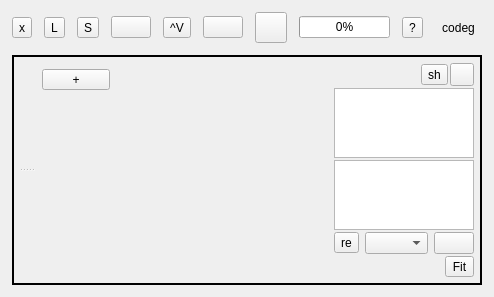
This is src/Ui/AppWindow.ui in NikolayRag/codeg as Qt 5 draws it before an edit. The edited form follows.
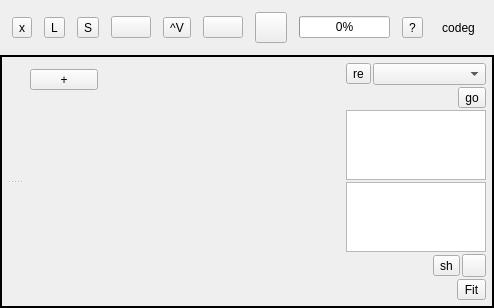
This is the edited form. Icons and pictures are not drawn.

```diff
--- a/src/Ui/AppWindow.ui
+++ b/src/Ui/AppWindow.ui
@@ -37,16 +37,16 @@
         <number>12</number>
        </property>
        <property name="leftMargin">
-        <number>12</number>
+        <number>0</number>
        </property>
        <property name="topMargin">
-        <number>12</number>
+        <number>0</number>
        </property>
        <property name="rightMargin">
-        <number>12</number>
+        <number>0</number>
        </property>
        <property name="bottomMargin">
-        <number>12</number>
+        <number>0</number>
        </property>
        <item>
         <widget class="QFrame" name="frameCaption">
@@ -55,13 +55,13 @@
            <number>12</number>
           </property>
           <property name="leftMargin">
-           <number>0</number>
+           <number>12</number>
           </property>
           <property name="topMargin">
-           <number>0</number>
+           <number>12</number>
           </property>
           <property name="rightMargin">
-           <number>0</number>
+           <number>12</number>
           </property>
           <property name="bottomMargin">
            <number>0</number>
@@ -324,6 +324,111 @@
                      <property name="bottomMargin">
                       <number>0</number>
                      </property>
+                     <item>
+                      <widget class="QWidget" name="frameDispatcher" native="true">
+                       <layout class="QGridLayout" name="gridLayout_3">
+                        <property name="leftMargin">
+                         <number>0</number>
+                        </property>
+                        <property name="topMargin">
+                         <number>0</number>
+                        </property>
+                        <property name="rightMargin">
+                         <number>0</number>
+                        </property>
+                        <property name="bottomMargin">
+                         <number>0</number>
+                        </property>
+                        <property name="spacing">
+                         <number>2</number>
+                        </property>
+                        <item row="0" column="1">
+                         <widget class="QToolButton" name="btnRescan">
+                          <property name="text">
+                           <string>re</string>
+                          </property>
+                         </widget>
+                        </item>
+                        <item row="1" column="1" colspan="2">
+                         <spacer name="horizontalSpacer_5">
+                          <property name="orientation">
+                           <enum>Qt::Horizontal</enum>
+                          </property>
+                          <property name="sizeHint" stdset="0">
+                           <size>
+                            <width>40</width>
+                            <height>20</height>
+                           </size>
+                          </property>
+                         </spacer>
+                        </item>
+                        <item row="1" column="3">
+                         <widget class="QToolButton" name="btnDispFire">
+                          <property name="text">
+                           <string>go</string>
+                          </property>
+                         </widget>
+                        </item>
+                        <item row="0" column="2" colspan="2">
+                         <widget class="QComboBox" name="listDevs">
+                          <property name="sizePolicy">
+                           <sizepolicy hsizetype="Ignored" vsizetype="Fixed">
+                            <horstretch>0</horstretch>
+                            <verstretch>0</verstretch>
+                           </sizepolicy>
+                          </property>
+                         </widget>
+                        </item>
+                       </layout>
+                      </widget>
+                     </item>
+                     <item>
+                      <widget class="QPlainTextEdit" name="frameDev">
+                       <property name="maximumSize">
+                        <size>
+                         <width>140</width>
+                         <height>16777215</height>
+                        </size>
+                       </property>
+                       <property name="frameShadow">
+                        <enum>QFrame::Plain</enum>
+                       </property>
+                       <property name="undoRedoEnabled">
+                        <bool>false</bool>
+                       </property>
+                       <property name="lineWrapMode">
+                        <enum>QPlainTextEdit::NoWrap</enum>
+                       </property>
+                       <property name="tabStopDistance">
+                        <double>80.000000000000000</double>
+                       </property>
+                      </widget>
+                     </item>
+                     <item>
+                      <widget class="QPlainTextEdit" name="labStats">
+                       <property name="maximumSize">
+                        <size>
+                         <width>140</width>
+                         <height>16777215</height>
+                        </size>
+                       </property>
+                       <property name="frameShadow">
+                        <enum>QFrame::Plain</enum>
+                       </property>
+                       <property name="verticalScrollBarPolicy">
+                        <enum>Qt::ScrollBarAlwaysOff</enum>
+                       </property>
+                       <property name="horizontalScrollBarPolicy">
+                        <enum>Qt::ScrollBarAlwaysOff</enum>
+                       </property>
+                       <property name="undoRedoEnabled">
+                        <bool>false</bool>
+                       </property>
+                       <property name="lineWrapMode">
+                        <enum>QPlainTextEdit::NoWrap</enum>
+                       </property>
+                      </widget>
+                     </item>
                      <item>
                       <layout class="QHBoxLayout" name="horizontalLayout">
                        <item>
@@ -365,111 +470,6 @@
                        </item>
                       </layout>
                      </item>
-                     <item>
-                      <widget class="QPlainTextEdit" name="frameDev">
-                       <property name="maximumSize">
-                        <size>
-                         <width>140</width>
-                         <height>16777215</height>
-                        </size>
-                       </property>
-                       <property name="frameShadow">
-                        <enum>QFrame::Plain</enum>
-                       </property>
-                       <property name="undoRedoEnabled">
-                        <bool>false</bool>
-                       </property>
-                       <property name="lineWrapMode">
-                        <enum>QPlainTextEdit::NoWrap</enum>
-                       </property>
-                       <property name="tabStopDistance">
-                        <double>80.000000000000000</double>
-                       </property>
-                      </widget>
-                     </item>
-                     <item>
-                      <widget class="QPlainTextEdit" name="labStats">
-                       <property name="maximumSize">
-                        <size>
-                         <width>140</width>
-                         <height>16777215</height>
-                        </size>
-                       </property>
-                       <property name="frameShadow">
-                        <enum>QFrame::Plain</enum>
-                       </property>
-                       <property name="verticalScrollBarPolicy">
-                        <enum>Qt::ScrollBarAlwaysOff</enum>
-                       </property>
-                       <property name="horizontalScrollBarPolicy">
-                        <enum>Qt::ScrollBarAlwaysOff</enum>
-                       </property>
-                       <property name="undoRedoEnabled">
-                        <bool>false</bool>
-                       </property>
-                       <property name="lineWrapMode">
-                        <enum>QPlainTextEdit::NoWrap</enum>
-                       </property>
-                      </widget>
-                     </item>
-                     <item>
-                      <widget class="QWidget" name="frameDispatcher" native="true">
-                       <layout class="QGridLayout" name="gridLayout_3">
-                        <property name="leftMargin">
-                         <number>0</number>
-                        </property>
-                        <property name="topMargin">
-                         <number>0</number>
-                        </property>
-                        <property name="rightMargin">
-                         <number>0</number>
-                        </property>
-                        <property name="bottomMargin">
-                         <number>0</number>
-                        </property>
-                        <item row="0" column="4">
-                         <widget class="QPushButton" name="btnDispFire">
-                          <property name="sizePolicy">
-                           <sizepolicy hsizetype="Fixed" vsizetype="Fixed">
-                            <horstretch>0</horstretch>
-                            <verstretch>0</verstretch>
-                           </sizepolicy>
-                          </property>
-                          <property name="text">
-                           <string/>
-                          </property>
-                          <property name="icon">
-                           <iconset>
-                            <normaloff>resource/icon-deliver.svg</normaloff>resource/icon-deliver.svg</iconset>
-                          </property>
-                          <property name="iconSize">
-                           <size>
-                            <width>24</width>
-                            <height>24</height>
-                           </size>
-                          </property>
-                         </widget>
-                        </item>
-                        <item row="0" column="1">
-                         <widget class="QToolButton" name="btnRescan">
-                          <property name="text">
-                           <string>re</string>
-                          </property>
-                         </widget>
-                        </item>
-                        <item row="0" column="2">
-                         <widget class="QComboBox" name="listDevs">
-                          <property name="sizePolicy">
-                           <sizepolicy hsizetype="Ignored" vsizetype="Fixed">
-                            <horstretch>0</horstretch>
-                            <verstretch>0</verstretch>
-                           </sizepolicy>
-                          </property>
-                         </widget>
-                        </item>
-                       </layout>
-                      </widget>
-                     </item>
                     </layout>
                    </widget>
                   </item>
@@ -624,7 +624,7 @@
                           <x>0</x>
                           <y>0</y>
                           <width>56</width>
-                          <height>146</height>
+                          <height>158</height>
                          </rect>
                         </property>
                         <property name="autoFillBackground">
```
